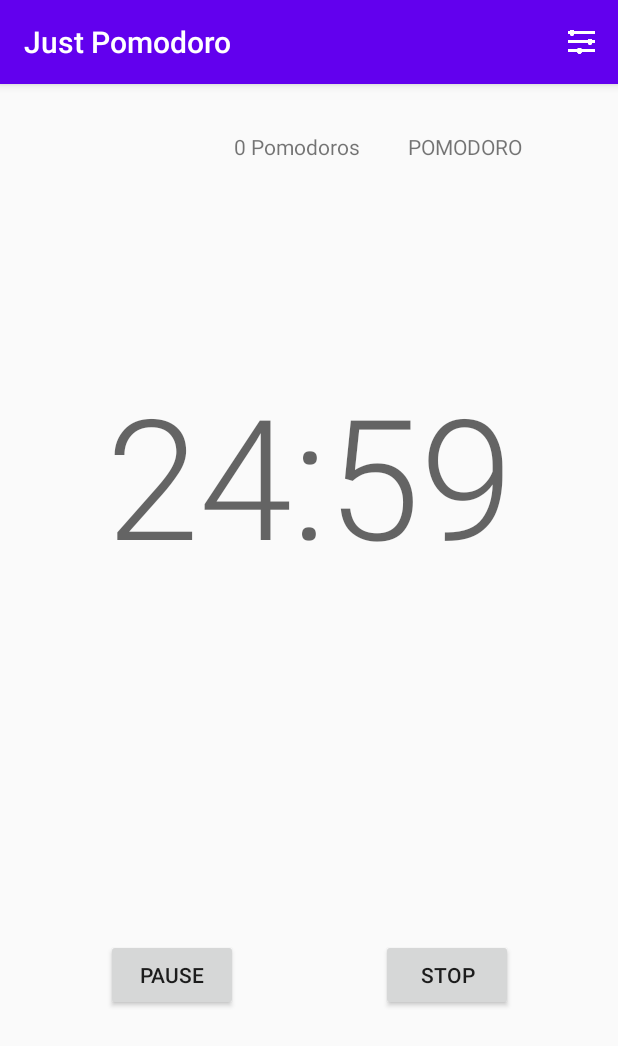
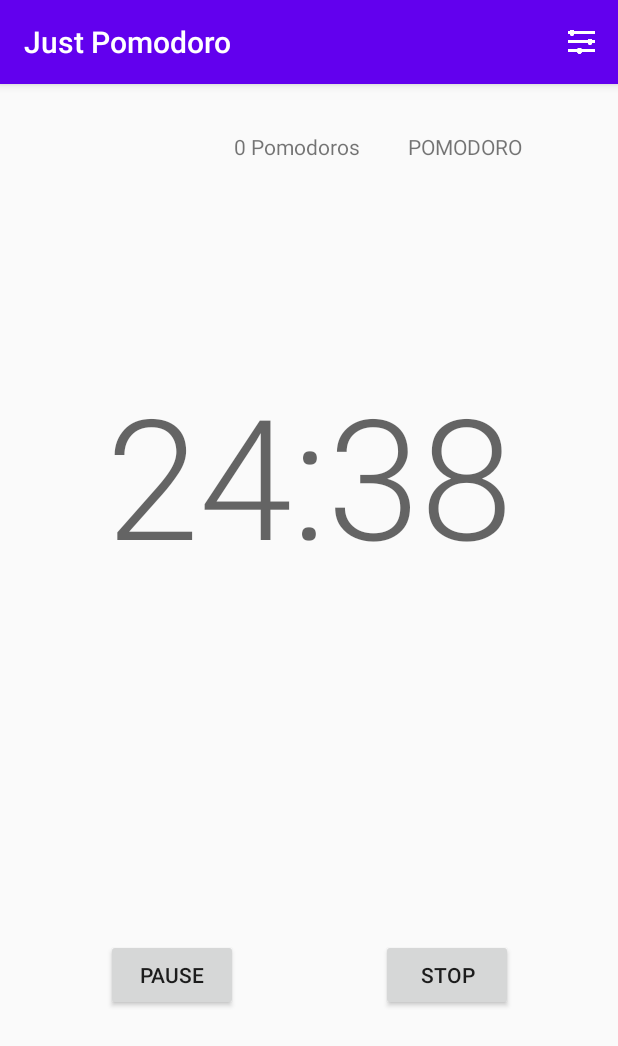
Before and after one commit to JefersonMolinari/JustPomodoro, an Android app: the screen it shows after launch (MainActivity), after a tap on "START", on a phone screen of 412 x 824 dp. Shown: the top 1046 px of the screen. Run offline under Robolectric (Android 15) with nearby library versions, the light colour scheme and no system bars; our stand-ins replace data binding.

Commit message:
JP009 - refactor: Optimize pomodoro count label

```diff
--- a/app/src/main/java/com/scorpionest/justpomodoro/MainActivity.java
+++ b/app/src/main/java/com/scorpionest/justpomodoro/MainActivity.java
@@ -19,7 +19,7 @@
 
     ActivityMainBinding bd;
 
-    private static final int TIME_RATE_MILISEC = 1000;
+    private static final int TIME_RATE_MILISEC = 100;
     private static final int TIME_MIN_TO_SEC = 60;
     private static final String DISPLAY_DISPLAY = "%02d:%02d";
     private static final String DISPLAY_START = "%02d:00";
@@ -227,7 +227,8 @@
 
         counterInSecs = counterInMins * TIME_MIN_TO_SEC;
         bd.textViewCounter.setText(String.format(DISPLAY_START, counterInMins));
-        bd.textViewCounterPomos.setText(String.format("%d Pomodoro%s",counterPomodoro, counterPomodoro == 1 ? "" : "s"));
+        bd.textViewCounterPomos.setText(String.format("%d %s%s",
+                counterPomodoro, getString(R.string.pomodoro), counterPomodoro == 1 ? "" : "s"));
     }
 
     @Override
--- a/app/src/main/res/values/strings.xml
+++ b/app/src/main/res/values/strings.xml
@@ -6,7 +6,6 @@
     <string name="reset">Reset</string>
     <string name="settings_title">Settings</string>
     <string name="pomodoro">Pomodoro</string>
-    <string name="pomodoros">Pomodoros</string>
 
     <!-- Strings Preference Categories [CHAR LIMIT=30] -->
     <string name="settings_category_time_label">TIME</string>
```
